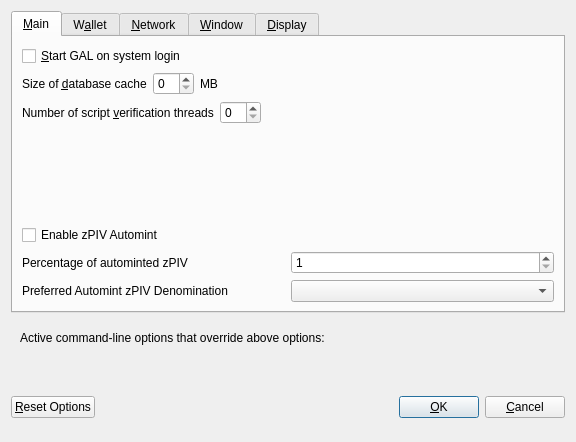
Old version of the form src/qt/forms/optionsdialog.ui in the repository Samsufi/galerians.
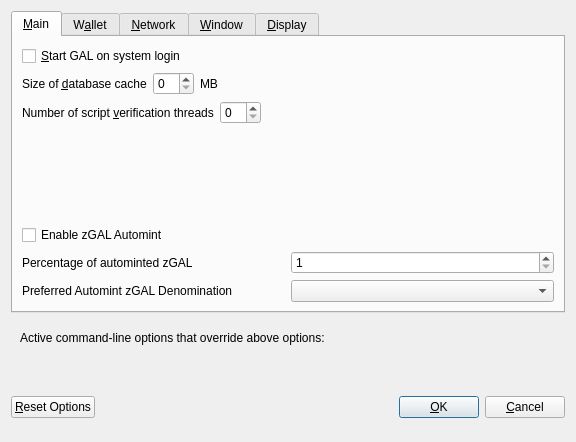
New version of the form. Custom widgets are drawn as their Qt base class.

```diff
--- a/src/qt/forms/optionsdialog.ui
+++ b/src/qt/forms/optionsdialog.ui
@@ -139,7 +139,7 @@
           <enum>Qt::LeftToRight</enum>
          </property>
          <property name="text">
-          <string>Enable zPIV Automint</string>
+          <string>Enable zGAL Automint</string>
          </property>
         </widget>
        </item>
@@ -151,7 +151,7 @@
             <string>Percentage of incoming PIV which get automatically converted to zPIV via Zerocoin Protocol (min: 10%)</string>
            </property>
            <property name="text">
-            <string>Percentage of autominted zPIV</string>
+            <string>Percentage of autominted zGAL</string>
            </property>
           </widget>
          </item>
@@ -184,7 +184,7 @@
             <string>Wait with automatic conversion to Zerocoin until enough PIV for this denomination is available</string>
            </property>
            <property name="text">
-            <string>Preferred Automint zPIV Denomination</string>
+            <string>Preferred Automint zGAL Denomination</string>
            </property>
           </widget>
          </item>
```
Left out of the diff: 4 changed lines with no effect on the pictures.
